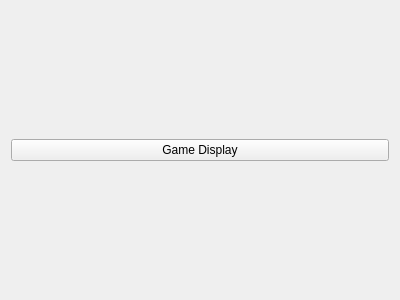
This is app/view/forms/hostpage.ui in r0nd0ud0u/qt-rpg as Qt 5 draws it before an edit. The edited form follows.
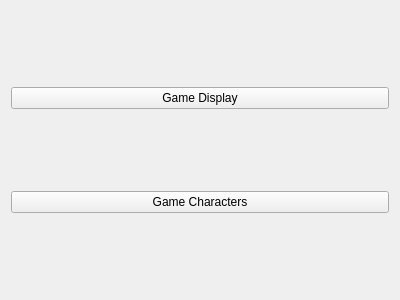
This is the edited form. Custom widgets are drawn as their Qt base class.

Commit message:
Features/choose character game (#105)
* choose characters to start a game

* update format

* update atks

* sonar review

```diff
--- a/app/view/forms/hostpage.ui
+++ b/app/view/forms/hostpage.ui
@@ -21,6 +21,13 @@
      </property>
     </widget>
    </item>
+   <item>
+    <widget class="CompBigPrimaryButton" name="charactersPushButton">
+     <property name="text">
+      <string>Game Characters</string>
+     </property>
+    </widget>
+   </item>
   </layout>
  </widget>
  <customwidgets>
```
The commit also changes 79 other files.
